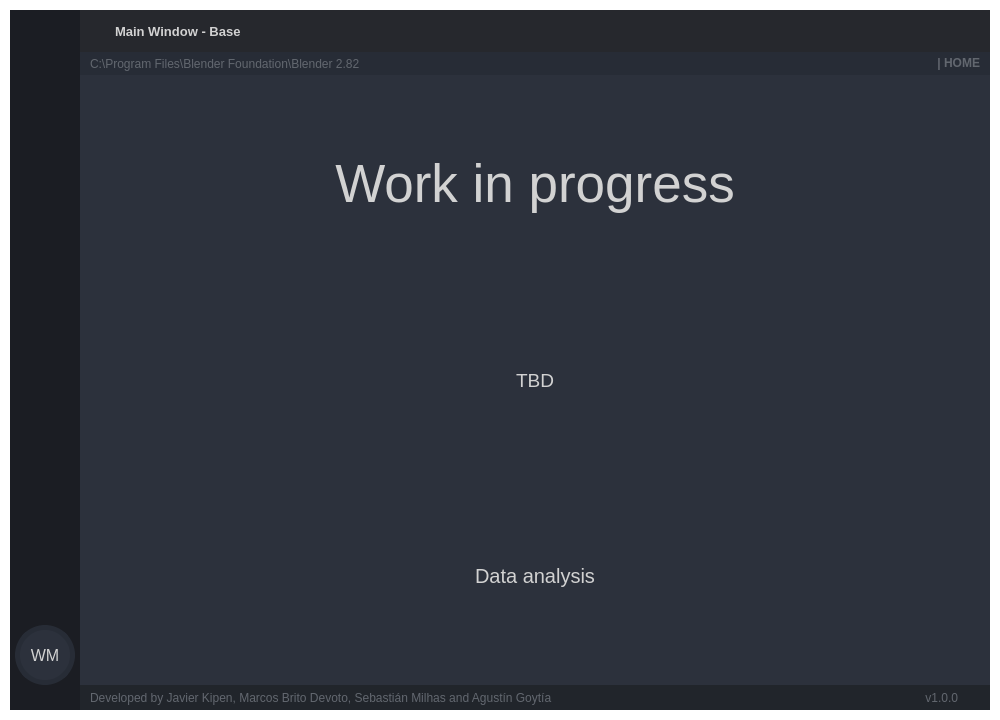
Old version of the form v2/GUI_BASE.ui in the repository AGV-ITBA-2020/Houston.
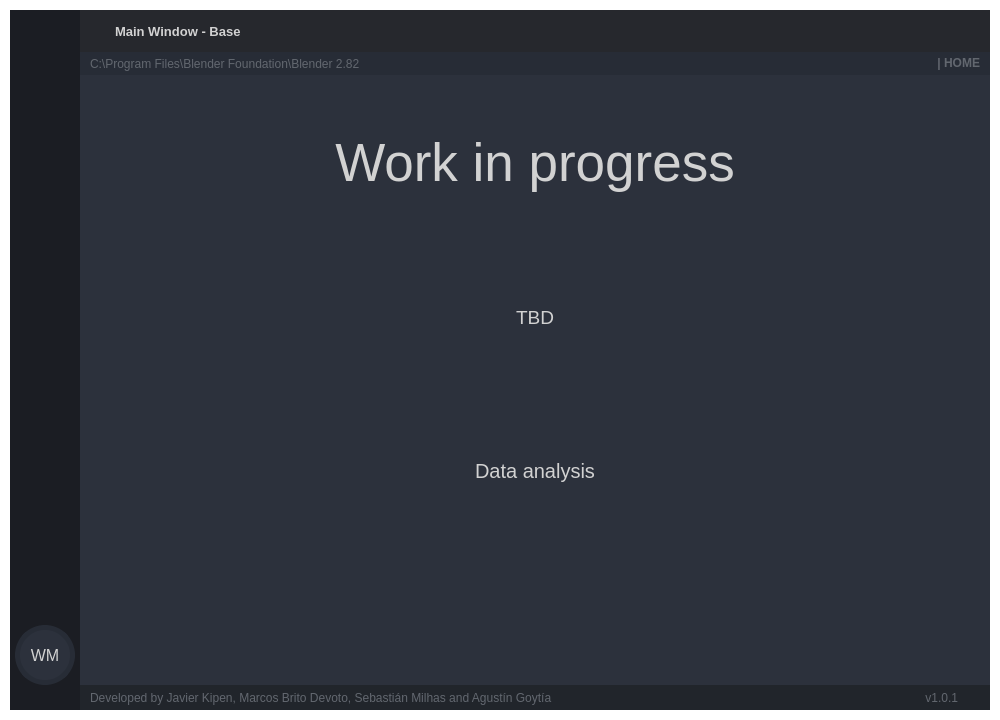
New version of the form. The open tabs and pages were chosen to show the change. Icons and pictures are not drawn.

Patch:
```diff
--- a/v2/GUI_BASE.ui
+++ b/v2/GUI_BASE.ui
@@ -2986,6 +2986,51 @@
                       </property>
                      </widget>
                     </item>
+                    <item>
+                     <widget class="QFrame" name="data_bottom_frame">
+                      <property name="maximumSize">
+                       <size>
+                        <width>16777215</width>
+                        <height>120</height>
+                       </size>
+                      </property>
+                      <property name="frameShape">
+                       <enum>QFrame::StyledPanel</enum>
+                      </property>
+                      <property name="frameShadow">
+                       <enum>QFrame::Raised</enum>
+                      </property>
+                      <layout class="QHBoxLayout" name="horizontalLayout_17">
+                       <item>
+                        <widget class="QFrame" name="frame_10">
+                         <property name="frameShape">
+                          <enum>QFrame::StyledPanel</enum>
+                         </property>
+                         <property name="frameShadow">
+                          <enum>QFrame::Raised</enum>
+                         </property>
+                        </widget>
+                       </item>
+                       <item>
+                        <widget class="QFrame" name="data_battery_frame">
+                         <property name="maximumSize">
+                          <size>
+                           <width>200</width>
+                           <height>16777215</height>
+                          </size>
+                         </property>
+                         <property name="frameShape">
+                          <enum>QFrame::StyledPanel</enum>
+                         </property>
+                         <property name="frameShadow">
+                          <enum>QFrame::Raised</enum>
+                         </property>
+                         <layout class="QVBoxLayout" name="layout_plot_battery"/>
+                        </widget>
+                       </item>
+                      </layout>
+                     </widget>
+                    </item>
                    </layout>
                   </widget>
                  </widget>
@@ -3088,7 +3133,7 @@
                       <string notr="true">color: rgb(98, 103, 111);</string>
                      </property>
                      <property name="text">
-                      <string>v1.0.0</string>
+                      <string>v1.0.1</string>
                      </property>
                      <property name="alignment">
                       <set>Qt::AlignRight|Qt::AlignTrailing|Qt::AlignVCenter</set>
```
Left out of the diff: 4 changed lines with no effect on the pictures.
